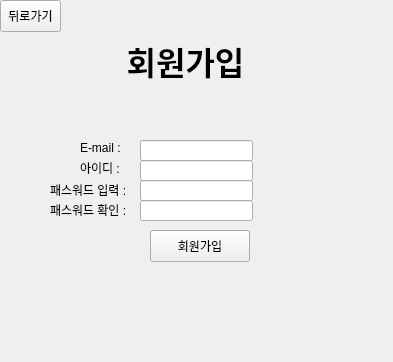
Qt form ClientApp/signin.ui (kimtae9217/miniproject2-vedaHealthCare) before a commit.
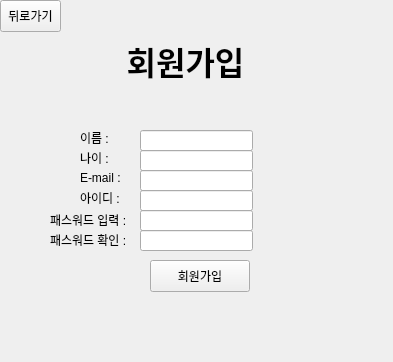
The same form after that commit.

Commit message: 회원가입 화면 정보 추가

```diff
--- a/ClientApp/signin.ui
+++ b/ClientApp/signin.ui
@@ -17,7 +17,7 @@
    <property name="geometry">
     <rect>
      <x>140</x>
-     <y>140</y>
+     <y>170</y>
      <width>113</width>
      <height>21</height>
     </rect>
@@ -27,7 +27,7 @@
    <property name="geometry">
     <rect>
      <x>80</x>
-     <y>140</y>
+     <y>170</y>
      <width>51</width>
      <height>16</height>
     </rect>
@@ -40,7 +40,7 @@
    <property name="geometry">
     <rect>
      <x>80</x>
-     <y>160</y>
+     <y>190</y>
      <width>51</width>
      <height>16</height>
     </rect>
@@ -53,7 +53,7 @@
    <property name="geometry">
     <rect>
      <x>140</x>
-     <y>160</y>
+     <y>190</y>
      <width>113</width>
      <height>21</height>
     </rect>
@@ -63,7 +63,7 @@
    <property name="geometry">
     <rect>
      <x>50</x>
-     <y>180</y>
+     <y>210</y>
      <width>81</width>
      <height>20</height>
     </rect>
@@ -76,7 +76,7 @@
    <property name="geometry">
     <rect>
      <x>50</x>
-     <y>200</y>
+     <y>230</y>
      <width>91</width>
      <height>20</height>
     </rect>
@@ -89,7 +89,7 @@
    <property name="geometry">
     <rect>
      <x>140</x>
-     <y>180</y>
+     <y>210</y>
      <width>113</width>
      <height>21</height>
     </rect>
@@ -99,7 +99,7 @@
    <property name="geometry">
     <rect>
      <x>140</x>
-     <y>200</y>
+     <y>230</y>
      <width>113</width>
      <height>21</height>
     </rect>
@@ -145,7 +145,7 @@
    <property name="geometry">
     <rect>
      <x>150</x>
-     <y>230</y>
+     <y>260</y>
      <width>100</width>
      <height>32</height>
     </rect>
@@ -154,6 +154,52 @@
     <string>회원가입</string>
    </property>
   </widget>
+  <widget class="QLineEdit" name="nameEdit">
+   <property name="geometry">
+    <rect>
+     <x>140</x>
+     <y>130</y>
+     <width>113</width>
+     <height>21</height>
+    </rect>
+   </property>
+  </widget>
+  <widget class="QLabel" name="nameLabel">
+   <property name="geometry">
+    <rect>
+     <x>80</x>
+     <y>130</y>
+     <width>51</width>
+     <height>16</height>
+    </rect>
+   </property>
+   <property name="text">
+    <string>이름 :</string>
+   </property>
+  </widget>
+  <widget class="QLabel" name="age_label">
+   <property name="geometry">
+    <rect>
+     <x>80</x>
+     <y>150</y>
+     <width>51</width>
+     <height>16</height>
+    </rect>
+   </property>
+   <property name="text">
+    <string>나이 :</string>
+   </property>
+  </widget>
+  <widget class="QLineEdit" name="ageEdit">
+   <property name="geometry">
+    <rect>
+     <x>140</x>
+     <y>150</y>
+     <width>113</width>
+     <height>21</height>
+    </rect>
+   </property>
+  </widget>
  </widget>
  <resources/>
  <connections/>
```
Left out of the diff: 16 changed lines with no effect on the pictures. The commit also changes 2 other files.
